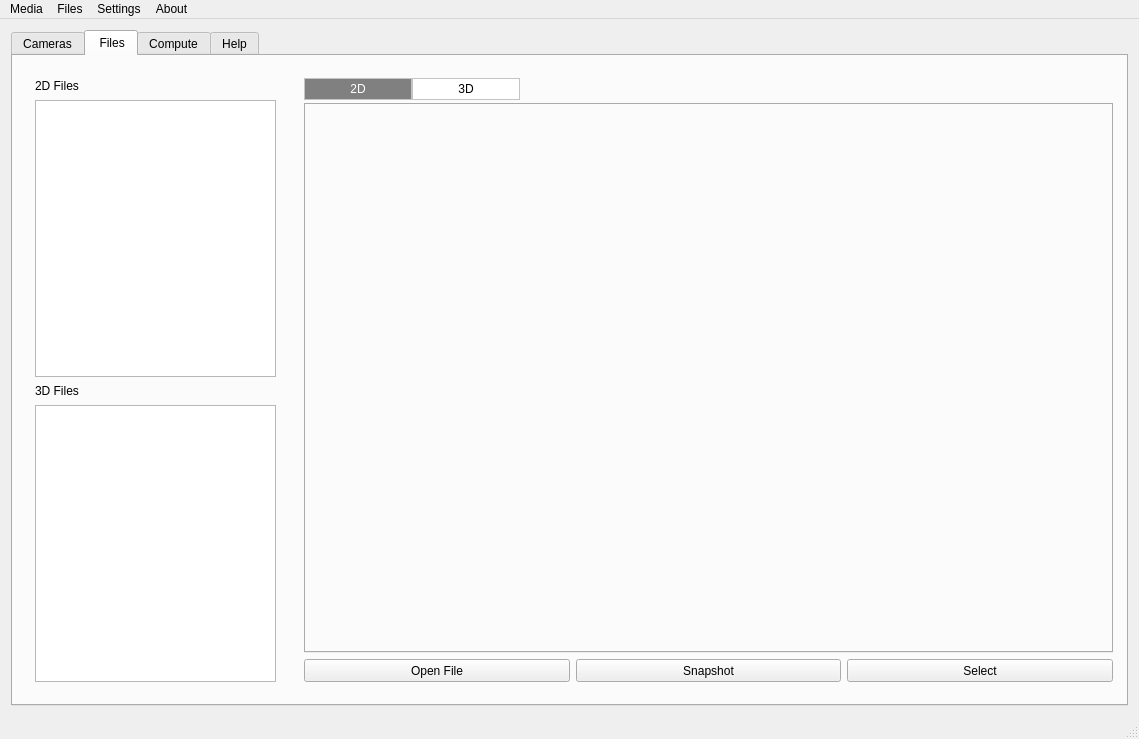
First picture: the form in mainwindow.ui, repository chenyangcheung/QinchuanCattleBMS, before the edit.
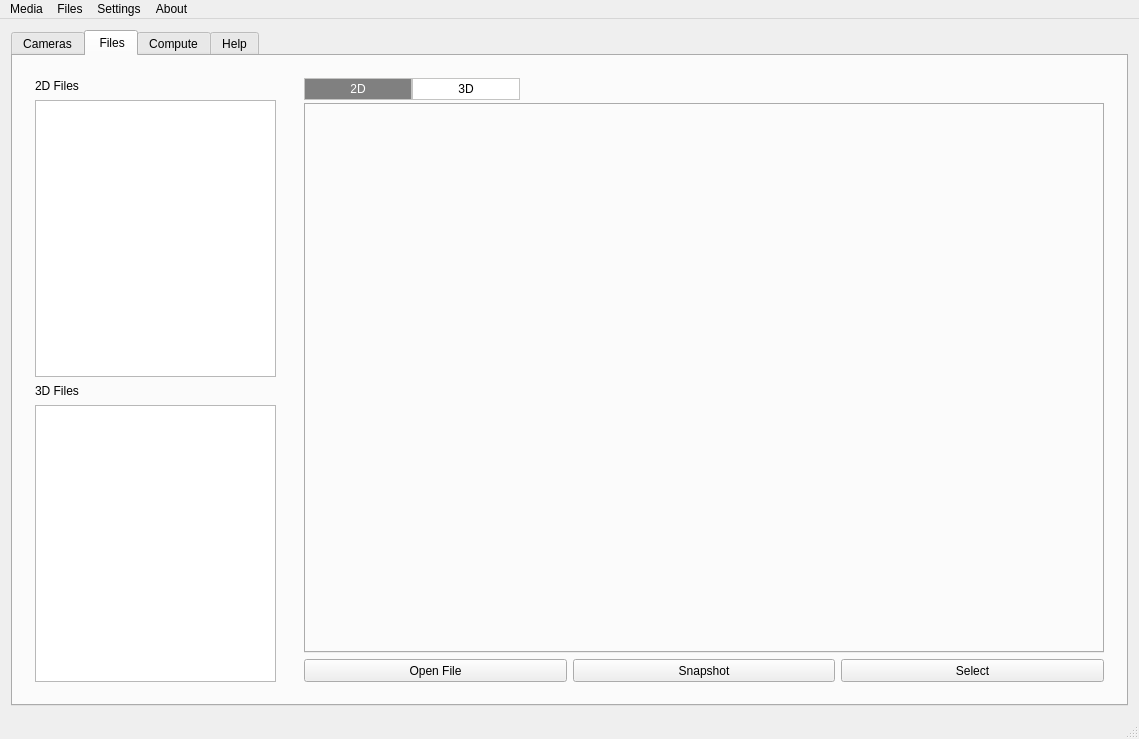
Second picture: the form after the edit. The open tabs and pages were chosen to show the change. Icons and pictures are not drawn. Custom widgets are drawn as their Qt base class.

Patch:
```diff
--- a/mainwindow.ui
+++ b/mainwindow.ui
@@ -234,8 +234,8 @@
           </property>
           <property name="minimumSize">
            <size>
-            <width>831</width>
-            <height>600</height>
+            <width>400</width>
+            <height>400</height>
            </size>
           </property>
           <layout class="QGridLayout" name="gridLayout_7">
@@ -316,8 +316,8 @@
                  </property>
                  <property name="minimumSize">
                   <size>
-                   <width>640</width>
-                   <height>360</height>
+                   <width>400</width>
+                   <height>200</height>
                   </size>
                  </property>
                  <property name="autoFillBackground">
```
Left out of the diff: 8 changed lines with no effect on the pictures.
